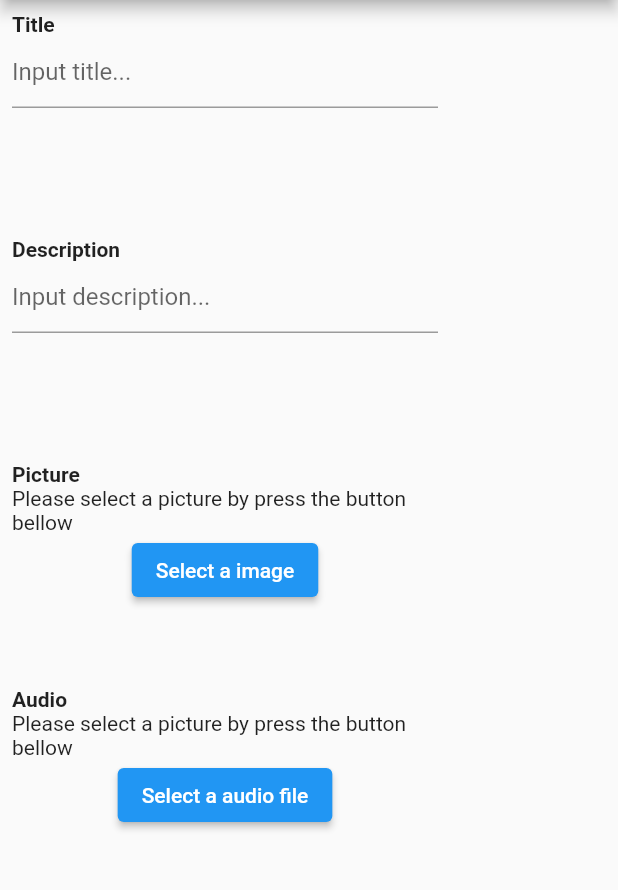
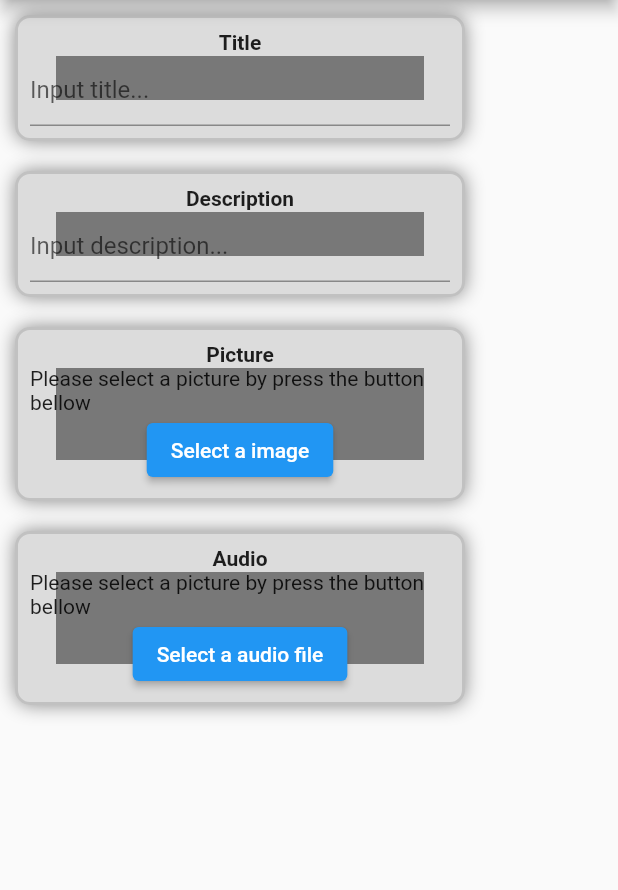
Before and after one commit to zowelu/xml_converter, a Flutter app: the screen it shows after launch, on a phone screen of 412 x 824 dp, the part 84-974 px from its top. Run offline on Flutter 3.47's test engine with Material 2 defaults, Android fonts, the phone set to English and light mode, and no system bars; our stand-ins replace file_picker; missing offline and left inert: desktop_drop.

Commit message:
edited layout card_with_label.dart

```diff
--- a/lib/widgets/card_with_label.dart
+++ b/lib/widgets/card_with_label.dart
@@ -12,13 +12,30 @@
 
   @override
   Widget build(BuildContext context) {
-    return SizedBox(
+    return Container(
+      margin: const EdgeInsets.all(10.0),
+      decoration: BoxDecoration(
+        borderRadius: const BorderRadius.all(
+          Radius.circular(10.0),
+        ),
+        color: Colors.black12,
+        border: Border.all(
+          color: Colors.black12,
+          width: 2.0,
+        ),
+        boxShadow: const [
+          BoxShadow(
+              color: Colors.black45,
+              blurRadius: 10,
+              blurStyle: BlurStyle.outer),
+        ],
+      ),
       width: 300,
-      height: 150,
       child: Padding(
         padding: const EdgeInsets.all(8.0),
         child: Column(
-          crossAxisAlignment: CrossAxisAlignment.start,
+          crossAxisAlignment: CrossAxisAlignment.center,
+          mainAxisAlignment: MainAxisAlignment.spaceAround,
           children: [
             Text(
               _label,
```
